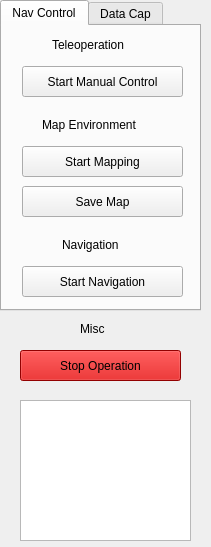
The window that UI/resource/building-inspec-control.ui (Concordia-Building-Inspection-Robot/wheeltec-building-inspection) describes before a commit, drawn with Qt 5.
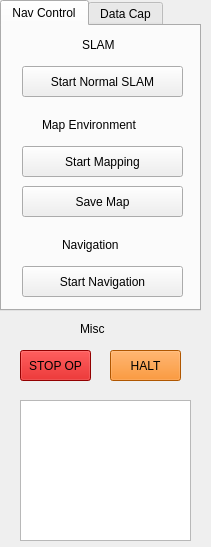
The same window after the commit.

Commit message: Implement UI function for running slam

Patch:
```diff
--- a/UI/resource/building-inspec-control.ui
+++ b/UI/resource/building-inspec-control.ui
@@ -39,7 +39,7 @@
       </rect>
      </property>
      <property name="text">
-      <string>Start Manual Control</string>
+      <string>Start Normal SLAM</string>
      </property>
     </widget>
     <widget class="QPushButton" name="SaveMap">
@@ -84,14 +84,14 @@
     <widget class="QLabel" name="TeleopLabel">
      <property name="geometry">
       <rect>
-       <x>50</x>
+       <x>80</x>
        <y>10</y>
-       <width>101</width>
+       <width>41</width>
        <height>17</height>
       </rect>
      </property>
      <property name="text">
-      <string>Teleoperation</string>
+      <string>SLAM</string>
      </property>
     </widget>
     <widget class="QLabel" name="MapLabel">
@@ -168,7 +168,7 @@
     <rect>
      <x>20</x>
      <y>350</y>
-     <width>161</width>
+     <width>71</width>
      <height>31</height>
     </rect>
    </property>
@@ -179,7 +179,7 @@
     <string notr="true">background-color: rgb(204, 0, 0)</string>
    </property>
    <property name="text">
-    <string>Stop Operation</string>
+    <string>STOP OP</string>
    </property>
   </widget>
   <widget class="QLabel" name="MiscLabel">
@@ -195,6 +195,25 @@
     <string>Misc</string>
    </property>
   </widget>
+  <widget class="QPushButton" name="StopAll_2">
+   <property name="geometry">
+    <rect>
+     <x>110</x>
+     <y>350</y>
+     <width>71</width>
+     <height>31</height>
+    </rect>
+   </property>
+   <property name="autoFillBackground">
+    <bool>false</bool>
+   </property>
+   <property name="styleSheet">
+    <string notr="true">background-color: rgb(245, 121, 0)</string>
+   </property>
+   <property name="text">
+    <string>HALT</string>
+   </property>
+  </widget>
  </widget>
  <tabstops>
   <tabstop>StartManualControl</tabstop>
```
The commit also changes 2 other files.
